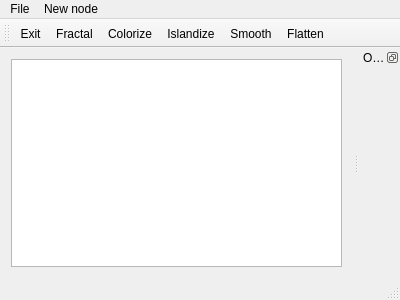
Qt form forms/mainwindow.ui (yblein/mmgui) before a commit.
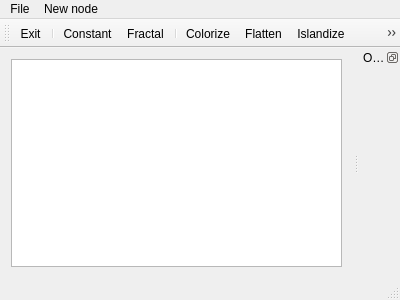
The same form after that commit.

Commit message: Add Constant Generator

Patch:
```diff
--- a/forms/mainwindow.ui
+++ b/forms/mainwindow.ui
@@ -71,11 +71,14 @@
     <bool>false</bool>
    </attribute>
    <addaction name="actionExit"/>
+   <addaction name="separator"/>
+   <addaction name="actionConstant"/>
    <addaction name="actionNewFractalGen"/>
+   <addaction name="separator"/>
    <addaction name="actionColorize"/>
+   <addaction name="actionFlatten"/>
    <addaction name="actionNewFilterIslandize"/>
    <addaction name="actionSmooth"/>
-   <addaction name="actionFlatten"/>
   </widget>
   <widget class="QStatusBar" name="statusBar"/>
   <widget class="QDockWidget" name="dockWidget">
@@ -151,6 +154,14 @@
     <string>New colorize filter</string>
    </property>
   </action>
+  <action name="actionConstant">
+   <property name="text">
+    <string>Constant</string>
+   </property>
+   <property name="toolTip">
+    <string>New constant generator</string>
+   </property>
+  </action>
  </widget>
  <layoutdefault spacing="6" margin="11"/>
  <resources/>
```
Left out of the diff: 3 changed lines with no effect on the pictures. The commit also changes 6 other files.
